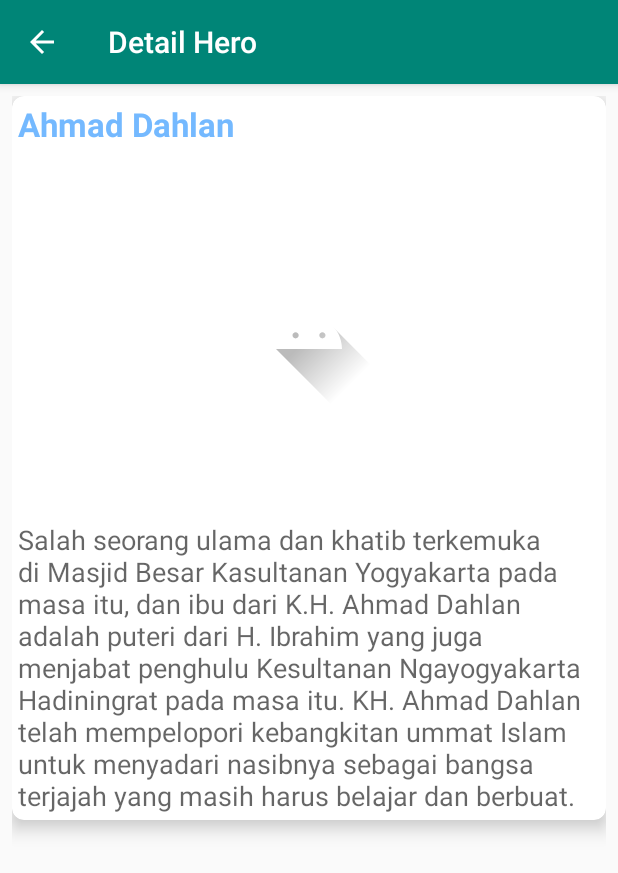
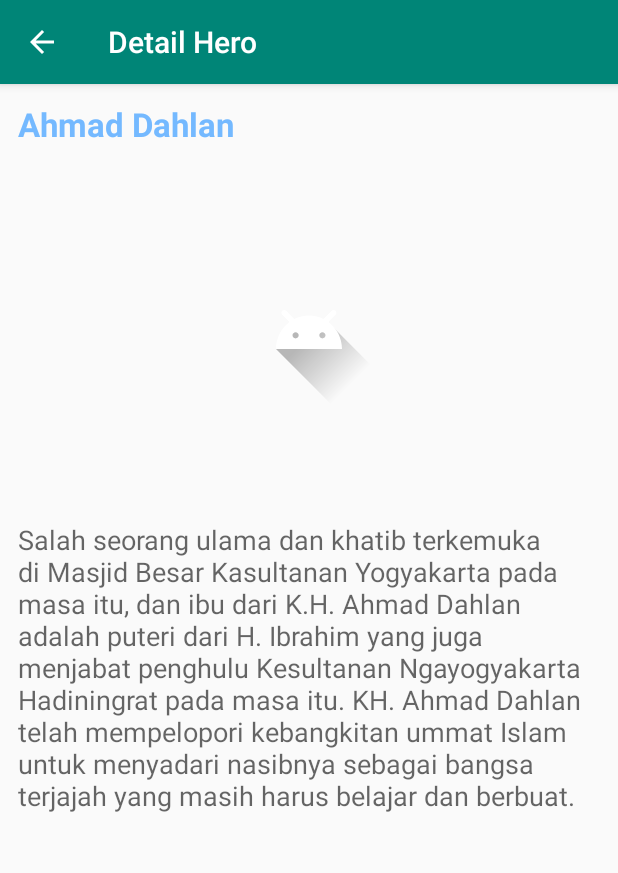
Before and after one commit to monsterwkwk/android_mylistapp, an Android app: the screen it shows after launch (DetailHeroActivity), after a tap on "Ahmad Dahlan", on a phone screen of 412 x 824 dp. Shown: the top 873 px of the screen. Run offline under Robolectric (Android 15) with nearby library versions, the phone set to English and light mode, and no system bars; pictures from the network do not load.

```diff
--- a/app/src/main/res/layout/activity_detail_hero.xml
+++ b/app/src/main/res/layout/activity_detail_hero.xml
@@ -6,13 +6,6 @@
     android:layout_height="match_parent"
     android:padding="8dp"
     android:scrollbarThumbVertical="@color/colorAccent">
-
-    <androidx.cardview.widget.CardView
-        android:layout_width="match_parent"
-        android:layout_height="wrap_content"
-        app:cardElevation="7dp"
-        app:cardCornerRadius="8dp"
-        android:background="@color/card">
 
         <RelativeLayout
             android:layout_width="match_parent"
@@ -47,8 +40,4 @@
 
         </RelativeLayout>
 
-    </androidx.cardview.widget.CardView>
-
-
-
 </ScrollView>
```
